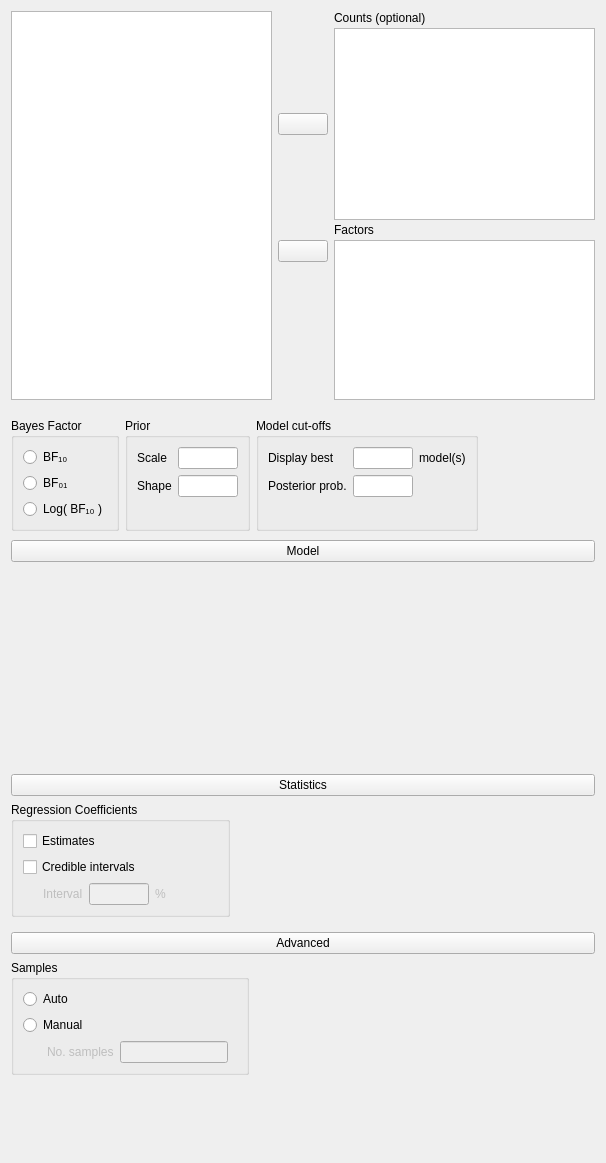
Above: JASP-Desktop/analysisforms/regressionloglinearbayesianform.ui from jasp-stats/jasp-desktop before the change. Below: the same form after it.
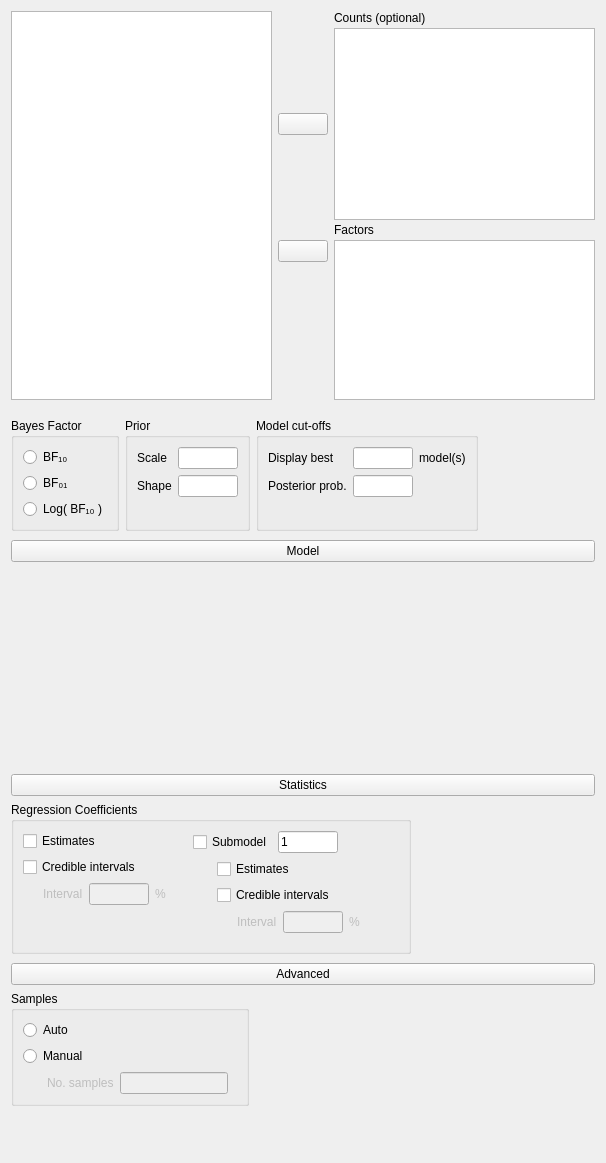
That is the form after the change. Custom widgets are drawn as their Qt base class.

Commit message:
B Log Lin: Added submodel UI options
closes #1058

The edit to the form file:
```diff
--- a/JASP-Desktop/analysisforms/regressionloglinearbayesianform.ui
+++ b/JASP-Desktop/analysisforms/regressionloglinearbayesianform.ui
@@ -598,22 +598,26 @@
          <property name="bottomMargin">
           <number>3</number>
          </property>
-         <item row="0" column="1" rowspan="2">
-          <widget class="QWidget" name="widget_20" native="true">
-           <property name="sizePolicy">
-            <sizepolicy hsizetype="Preferred" vsizetype="Preferred">
-             <horstretch>1</horstretch>
-             <verstretch>0</verstretch>
-            </sizepolicy>
-           </property>
-          </widget>
-         </item>
-         <item row="0" column="0">
+         <item row="0" column="0" rowspan="2">
           <widget class="GroupBox" name="groupBox_2">
            <property name="title">
             <string>Regression Coefficients</string>
            </property>
            <layout class="QGridLayout" name="gridLayout_7">
+            <item row="1" column="0" colspan="3">
+             <widget class="BoundCheckBox" name="regressionCoefficientsCredibleIntervals">
+              <property name="text">
+               <string>Credible intervals</string>
+              </property>
+             </widget>
+            </item>
+            <item row="0" column="0" colspan="2">
+             <widget class="BoundCheckBox" name="regressionCoefficientsEstimates">
+              <property name="text">
+               <string>Estimates</string>
+              </property>
+             </widget>
+            </item>
             <item row="2" column="0">
              <widget class="QWidget" name="panelCredibleInterval" native="true">
               <property name="enabled">
@@ -632,13 +636,6 @@
                <property name="bottomMargin">
                 <number>0</number>
                </property>
-               <item row="0" column="0">
-                <widget class="QLabel" name="label_7">
-                 <property name="text">
-                  <string>Interval</string>
-                 </property>
-                </widget>
-               </item>
                <item row="0" column="1">
                 <widget class="BoundTextBox" name="regressionCoefficientsCredibleIntervalsInterval">
                  <property name="maximumSize">
@@ -656,39 +653,173 @@
                  </property>
                 </widget>
                </item>
+               <item row="0" column="0">
+                <widget class="QLabel" name="label_7">
+                 <property name="text">
+                  <string>Interval</string>
+                 </property>
+                </widget>
+               </item>
+               <item row="1" column="1">
+                <spacer name="verticalSpacer_6">
+                 <property name="orientation">
+                  <enum>Qt::Vertical</enum>
+                 </property>
+                 <property name="sizeHint" stdset="0">
+                  <size>
+                   <width>20</width>
+                   <height>40</height>
+                  </size>
+                 </property>
+                </spacer>
+               </item>
               </layout>
              </widget>
             </item>
-            <item row="1" column="0" colspan="3">
-             <widget class="BoundCheckBox" name="regressionCoefficientsCredibleIntervals">
-              <property name="text">
-               <string>Credible intervals</string>
-              </property>
+            <item row="0" column="3" rowspan="3">
+             <widget class="QWidget" name="widget" native="true">
+              <layout class="QGridLayout" name="gridLayout_10">
+               <property name="topMargin">
+                <number>0</number>
+               </property>
+               <item row="0" column="3">
+                <widget class="QWidget" name="widget_3" native="true"/>
+               </item>
+               <item row="0" column="0">
+                <widget class="BoundCheckBox" name="regressionCoefficientsSubmodel">
+                 <property name="text">
+                  <string>Submodel</string>
+                 </property>
+                </widget>
+               </item>
+               <item row="0" column="1">
+                <widget class="BoundTextBox" name="regressionCoefficientsSubmodelNo">
+                 <property name="minimumSize">
+                  <size>
+                   <width>60</width>
+                   <height>0</height>
+                  </size>
+                 </property>
+                 <property name="maximumSize">
+                  <size>
+                   <width>60</width>
+                   <height>16777215</height>
+                  </size>
+                 </property>
+                 <property name="text">
+                  <string>1</string>
+                 </property>
+                </widget>
+               </item>
+               <item row="0" column="2">
+                <spacer name="horizontalSpacer_2">
+                 <property name="orientation">
+                  <enum>Qt::Horizontal</enum>
+                 </property>
+                 <property name="sizeHint" stdset="0">
+                  <size>
+                   <width>40</width>
+                   <height>20</height>
+                  </size>
+                 </property>
+                </spacer>
+               </item>
+               <item row="1" column="0" colspan="3">
+                <widget class="QWidget" name="widget_2" native="true">
+                 <layout class="QVBoxLayout" name="verticalLayout">
+                  <property name="leftMargin">
+                   <number>24</number>
+                  </property>
+                  <property name="topMargin">
+                   <number>0</number>
+                  </property>
+                  <property name="rightMargin">
+                   <number>0</number>
+                  </property>
+                  <property name="bottomMargin">
+                   <number>0</number>
+                  </property>
+                  <item>
+                   <widget class="BoundCheckBox" name="regressionCoefficientsSubmodelEstimates">
+                    <property name="text">
+                     <string>Estimates</string>
+                    </property>
+                   </widget>
+                  </item>
+                  <item>
+                   <widget class="BoundCheckBox" name="regressionCoefficientsSubmodelCredibleIntervals">
+                    <property name="text">
+                     <string>Credible intervals</string>
+                    </property>
+                   </widget>
+                  </item>
+                  <item>
+                   <widget class="QWidget" name="panelSubmodelCredibleInterval" native="true">
+                    <property name="enabled">
+                     <bool>false</bool>
+                    </property>
+                    <layout class="QGridLayout" name="gridLayout_19">
+                     <property name="leftMargin">
+                      <number>20</number>
+                     </property>
+                     <property name="topMargin">
+                      <number>0</number>
+                     </property>
+                     <property name="rightMargin">
+                      <number>0</number>
+                     </property>
+                     <property name="bottomMargin">
+                      <number>0</number>
+                     </property>
+                     <item row="0" column="0">
+                      <widget class="QLabel" name="label_11">
+                       <property name="text">
+                        <string>Interval</string>
+                       </property>
+                      </widget>
+                     </item>
+                     <item row="0" column="1">
+                      <widget class="BoundTextBox" name="regressionCoefficientsSubmodelCredibleIntervalsInterval">
+                       <property name="maximumSize">
+                        <size>
+                         <width>60</width>
+                         <height>16777215</height>
+                        </size>
+                       </property>
+                      </widget>
+                     </item>
+                     <item row="0" column="2">
+                      <widget class="QLabel" name="label_12">
+                       <property name="text">
+                        <string>%</string>
+                       </property>
+                      </widget>
+                     </item>
+                    </layout>
+                   </widget>
+                  </item>
+                 </layout>
+                </widget>
+               </item>
+              </layout>
              </widget>
             </item>
-            <item row="0" column="0" colspan="2">
-             <widget class="BoundCheckBox" name="regressionCoefficientsEstimates">
-              <property name="text">
-               <string>Estimates</string>
-              </property>
-             </widget>
-            </item>
-            <item row="2" column="1">
-             <spacer name="horizontalSpacer">
-              <property name="orientation">
-               <enum>Qt::Horizontal</enum>
-              </property>
-              <property name="sizeHint" stdset="0">
-               <size>
-                <width>40</width>
-                <height>20</height>
-               </size>
-              </property>
-             </spacer>
-            </item>
            </layout>
           </widget>
          </item>
+         <item row="1" column="1">
+          <spacer name="horizontalSpacer">
+           <property name="orientation">
+            <enum>Qt::Horizontal</enum>
+           </property>
+           <property name="sizeHint" stdset="0">
+            <size>
+             <width>40</width>
+             <height>20</height>
+            </size>
+           </property>
+          </spacer>
+         </item>
         </layout>
        </widget>
       </item>
```
Left out of the diff: 16 changed lines with no effect on the pictures. The commit also changes 1 other file.
